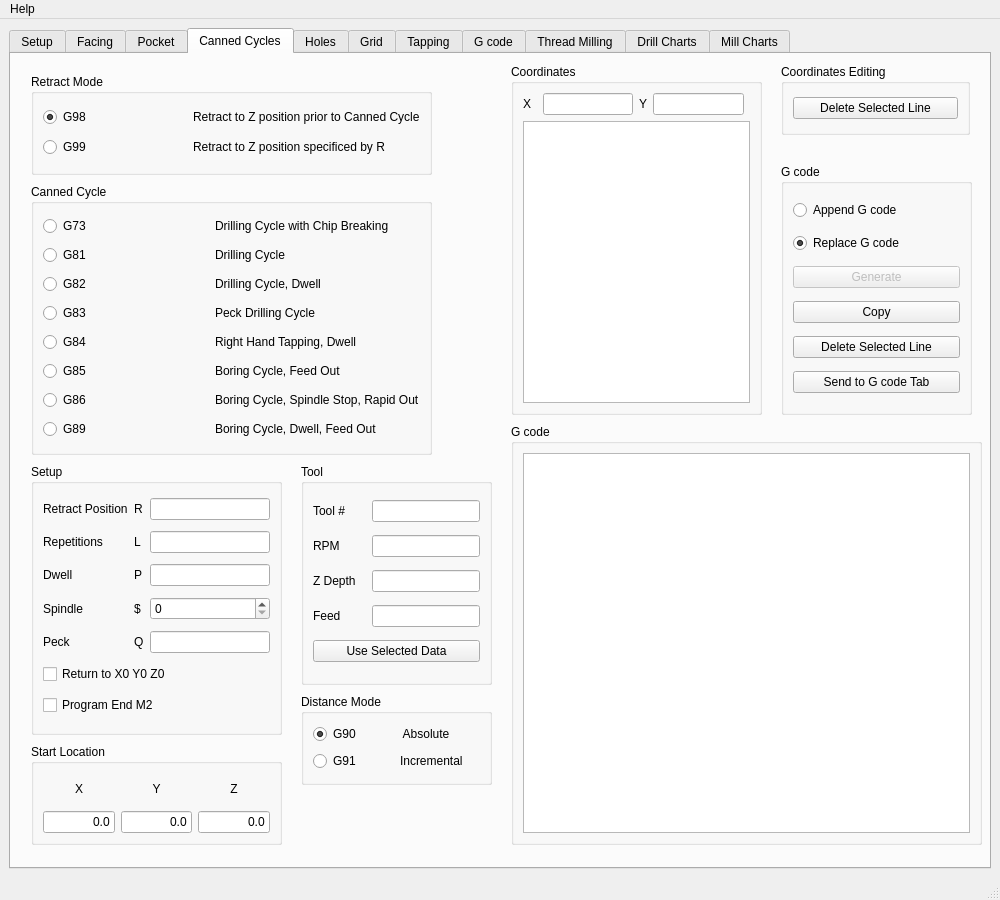
The window that gcode/src/gcode.ui (jethornton/gcode) describes before a commit, drawn with Qt 5.
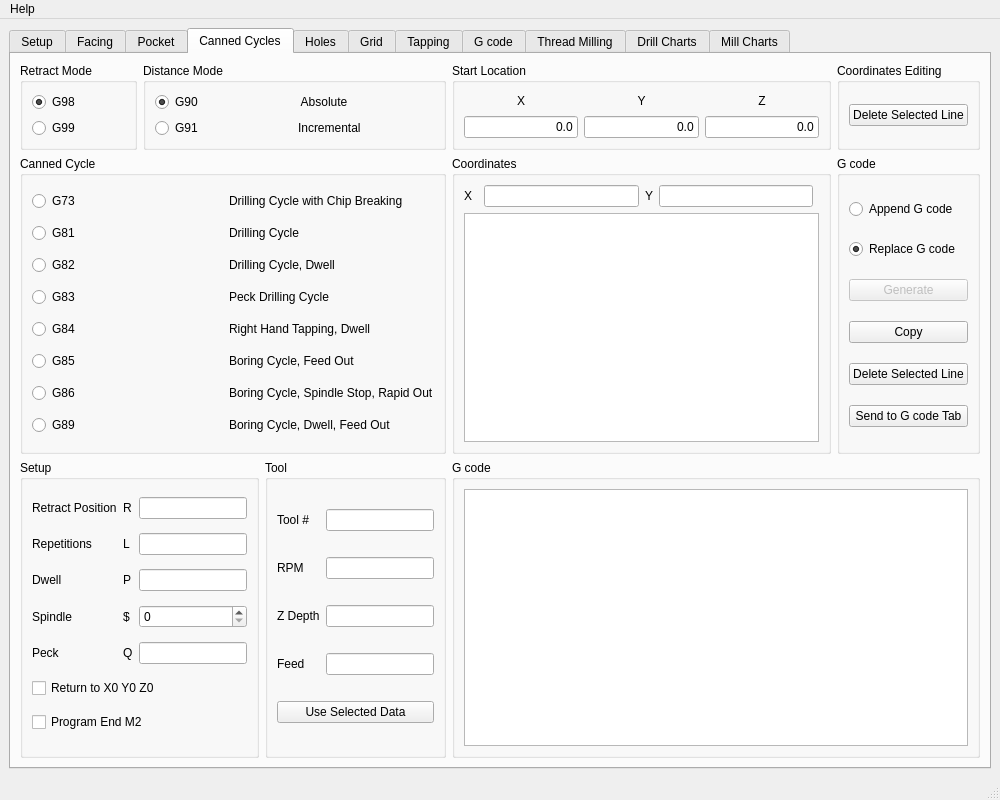
The same window after the commit. The open tabs and pages were chosen to show the change.

Commit message: reduce height

Diff of the .ui file:
```diff
--- a/gcode/src/gcode.ui
+++ b/gcode/src/gcode.ui
@@ -7,7 +7,7 @@
     <x>0</x>
     <y>0</y>
     <width>1000</width>
-    <height>900</height>
+    <height>800</height>
    </rect>
   </property>
   <property name="sizePolicy">
@@ -19,7 +19,7 @@
   <property name="minimumSize">
    <size>
     <width>1000</width>
-    <height>900</height>
+    <height>800</height>
    </size>
   </property>
   <property name="windowTitle">
@@ -927,15 +927,9 @@
        <attribute name="title">
         <string>Canned Cycles</string>
        </attribute>
+       <layout class="QGridLayout" name="gridLayout_43">
+        <item row="0" column="0">
        <widget class="QGroupBox" name="groupBox_22">
-        <property name="geometry">
-         <rect>
-          <x>20</x>
-          <y>20</y>
-          <width>401</width>
-          <height>101</height>
-         </rect>
-        </property>
         <property name="title">
          <string>Retract Mode</string>
         </property>
@@ -955,101 +949,153 @@
          </item>
          <item row="1" column="0">
           <widget class="QRadioButton" name="cannedG99RB">
-           <property name="text">
-            <string>G99</string>
-           </property>
-           <attribute name="buttonGroup">
-            <string notr="true">canRetractBG</string>
-           </attribute>
-          </widget>
-         </item>
-         <item row="0" column="1">
-          <widget class="QLabel" name="label_52">
-           <property name="text">
-            <string>Retract to Z position prior to Canned Cycle</string>
-           </property>
-          </widget>
-         </item>
-         <item row="1" column="1">
-          <widget class="QLabel" name="label_53">
-           <property name="text">
+             <property name="statusTip">
             <string>Retract to Z position specificed by R</string>
            </property>
-          </widget>
-         </item>
-        </layout>
-       </widget>
-       <widget class="QGroupBox" name="groupBox_21">
-        <property name="geometry">
-         <rect>
-          <x>290</x>
-          <y>410</y>
-          <width>191</width>
-          <height>221</height>
-         </rect>
-        </property>
-        <property name="title">
-         <string>Tool</string>
-        </property>
-        <layout class="QGridLayout" name="gridLayout_29">
-         <item row="2" column="1" colspan="2">
-          <widget class="QLineEdit" name="canZdepthLE"/>
-         </item>
-         <item row="3" column="0">
-          <widget class="QLabel" name="label_48">
            <property name="text">
-            <string>Feed</string>
-           </property>
-          </widget>
-         </item>
-         <item row="1" column="1" colspan="2">
-          <widget class="QLineEdit" name="canRpmLE"/>
+              <string>G99</string>
+             </property>
+             <attribute name="buttonGroup">
+              <string notr="true">canRetractBG</string>
+             </attribute>
+            </widget>
+           </item>
+          </layout>
+         </widget>
          </item>
          <item row="0" column="1" colspan="2">
-          <widget class="QLineEdit" name="canToolLE"/>
+         <widget class="QGroupBox" name="groupBox_27">
+          <property name="title">
+           <string>Distance Mode</string>
+          </property>
+          <layout class="QGridLayout" name="gridLayout_35">
+           <item row="1" column="0">
+            <widget class="QRadioButton" name="canG91RB">
+             <property name="text">
+              <string>G91</string>
+             </property>
+             <attribute name="buttonGroup">
+              <string notr="true">canDistanceBG</string>
+             </attribute>
+            </widget>
          </item>
          <item row="0" column="0">
-          <widget class="QLabel" name="label_49">
+            <widget class="QRadioButton" name="canG90RB">
            <property name="text">
-            <string>Tool #</string>
-           </property>
-          </widget>
-         </item>
-         <item row="2" column="0">
-          <widget class="QLabel" name="label_50">
+              <string>G90</string>
+             </property>
+             <property name="checked">
+              <bool>true</bool>
+             </property>
+             <attribute name="buttonGroup">
+              <string notr="true">canDistanceBG</string>
+             </attribute>
+            </widget>
+           </item>
+           <item row="0" column="1">
+            <widget class="QLabel" name="label_76">
            <property name="text">
-            <string>Z Depth</string>
+              <string> Absolute</string>
            </property>
           </widget>
          </item>
+           <item row="1" column="1">
+            <widget class="QLabel" name="label_77">
+             <property name="text">
+              <string>Incremental</string>
+             </property>
+            </widget>
+           </item>
+          </layout>
+         </widget>
+        </item>
+        <item row="0" column="3">
+         <widget class="QGroupBox" name="groupBox_25">
+          <property name="title">
+           <string>Start Location</string>
+          </property>
+          <layout class="QGridLayout" name="gridLayout_33">
+           <item row="0" column="2">
+            <widget class="QLabel" name="label_74">
+             <property name="text">
+              <string>Z</string>
+             </property>
+             <property name="alignment">
+              <set>Qt::AlignCenter</set>
+             </property>
+            </widget>
+           </item>
+           <item row="0" column="1">
+            <widget class="QLabel" name="label_73">
+             <property name="text">
+              <string>Y</string>
+             </property>
+             <property name="alignment">
+              <set>Qt::AlignCenter</set>
+             </property>
+            </widget>
+           </item>
+           <item row="0" column="0">
+            <widget class="QLabel" name="label_60">
+             <property name="text">
+              <string>X</string>
+             </property>
+             <property name="alignment">
+              <set>Qt::AlignCenter</set>
+             </property>
+            </widget>
+           </item>
          <item row="1" column="0">
-          <widget class="QLabel" name="label_51">
+            <widget class="QLineEdit" name="canXstartLE">
            <property name="text">
-            <string>RPM</string>
-           </property>
-          </widget>
-         </item>
-         <item row="3" column="1" colspan="2">
-          <widget class="QLineEdit" name="canFeedLE"/>
-         </item>
-         <item row="4" column="0" colspan="3">
-          <widget class="QPushButton" name="canSelectPB">
+              <string>0.0</string>
+             </property>
+             <property name="alignment">
+              <set>Qt::AlignRight|Qt::AlignTrailing|Qt::AlignVCenter</set>
+             </property>
+            </widget>
+           </item>
+           <item row="1" column="1">
+            <widget class="QLineEdit" name="canYstartLE">
+             <property name="text">
+              <string>0.0</string>
+             </property>
+             <property name="alignment">
+              <set>Qt::AlignRight|Qt::AlignTrailing|Qt::AlignVCenter</set>
+             </property>
+            </widget>
+           </item>
+           <item row="1" column="2">
+            <widget class="QLineEdit" name="canZstartLE">
            <property name="text">
-            <string>Use Selected Data</string>
-           </property>
+              <string>0.0</string>
+             </property>
+             <property name="alignment">
+              <set>Qt::AlignRight|Qt::AlignTrailing|Qt::AlignVCenter</set>
+             </property>
           </widget>
          </item>
         </layout>
        </widget>
+        </item>
+        <item row="0" column="4">
+         <widget class="QGroupBox" name="groupBox_31">
+          <property name="title">
+           <string>Coordinates Editing</string>
+          </property>
+          <layout class="QGridLayout" name="gridLayout_40">
+           <item row="0" column="0">
+            <widget class="QPushButton" name="canCoordRemovePB">
+             <property name="text">
+              <string>Delete Selected Line</string>
+             </property>
+            </widget>
+           </item>
+          </layout>
+         </widget>
+        </item>
+        <item row="1" column="0" colspan="3">
        <widget class="QGroupBox" name="groupBox_23">
-        <property name="geometry">
-         <rect>
-          <x>20</x>
-          <y>130</y>
-          <width>401</width>
-          <height>271</height>
-         </rect>
-        </property>
         <property name="title">
          <string>Canned Cycle</string>
         </property>
@@ -1192,15 +1238,104 @@
          </item>
         </layout>
        </widget>
+        </item>
+        <item row="1" column="3">
+         <widget class="QGroupBox" name="groupBox_26">
+          <property name="title">
+           <string>Coordinates</string>
+          </property>
+          <layout class="QGridLayout" name="gridLayout_34">
+           <item row="1" column="0">
+            <widget class="QLabel" name="label_59">
+             <property name="text">
+              <string>X</string>
+             </property>
+            </widget>
+           </item>
+           <item row="1" column="2">
+            <widget class="QLineEdit" name="canXcoordLE"/>
+           </item>
+           <item row="1" column="4">
+            <widget class="QLineEdit" name="canYcoordLE"/>
+           </item>
+           <item row="1" column="3">
+            <widget class="QLabel" name="label_75">
+             <property name="text">
+              <string>Y</string>
+             </property>
+            </widget>
+           </item>
+           <item row="2" column="0" colspan="6">
+            <widget class="QPlainTextEdit" name="canCoordPTE"/>
+           </item>
+          </layout>
+         </widget>
+        </item>
+        <item row="1" column="4">
+         <widget class="QGroupBox" name="groupBox_29">
+          <property name="title">
+           <string>G code</string>
+          </property>
+          <layout class="QGridLayout" name="gridLayout_37">
+           <item row="5" column="0">
+            <widget class="QPushButton" name="canGeneratePB">
+             <property name="enabled">
+              <bool>false</bool>
+             </property>
+             <property name="text">
+              <string>Generate</string>
+             </property>
+            </widget>
+           </item>
+           <item row="6" column="0">
+            <widget class="QPushButton" name="canCopyPB">
+             <property name="text">
+              <string>Copy</string>
+             </property>
+            </widget>
+           </item>
+           <item row="1" column="0">
+            <widget class="QRadioButton" name="radioButton_9">
+             <property name="text">
+              <string>Replace G code</string>
+             </property>
+             <property name="checked">
+              <bool>true</bool>
+             </property>
+             <attribute name="buttonGroup">
+              <string notr="true">canGenerateBG</string>
+             </attribute>
+            </widget>
+           </item>
+           <item row="0" column="0">
+            <widget class="QRadioButton" name="radioButton_8">
+             <property name="text">
+              <string>Append G code</string>
+             </property>
+             <attribute name="buttonGroup">
+              <string notr="true">canGenerateBG</string>
+             </attribute>
+            </widget>
+           </item>
+           <item row="8" column="0">
+            <widget class="QPushButton" name="canSendPB">
+             <property name="text">
+              <string>Send to G code Tab</string>
+             </property>
+            </widget>
+           </item>
+           <item row="7" column="0">
+            <widget class="QPushButton" name="canGcodeRemovePB">
+             <property name="text">
+              <string>Delete Selected Line</string>
+             </property>
+            </widget>
+           </item>
+          </layout>
+         </widget>
+        </item>
+        <item row="2" column="0" colspan="2">
        <widget class="QGroupBox" name="groupBox_24">
-        <property name="geometry">
-         <rect>
-          <x>20</x>
-          <y>410</y>
-          <width>251</width>
-          <height>271</height>
-         </rect>
-        </property>
         <property name="title">
          <string>Setup</string>
         </property>
@@ -1344,180 +1479,65 @@
          </item>
         </layout>
        </widget>
-       <widget class="QGroupBox" name="groupBox_25">
-        <property name="geometry">
-         <rect>
-          <x>20</x>
-          <y>690</y>
-          <width>251</width>
-          <height>101</height>
-         </rect>
-        </property>
+        </item>
+        <item row="2" column="2">
+         <widget class="QGroupBox" name="groupBox_21">
         <property name="title">
-         <string>Start Location</string>
-        </property>
-        <layout class="QGridLayout" name="gridLayout_33">
-         <item row="0" column="2">
-          <widget class="QLabel" name="label_74">
-           <property name="text">
-            <string>Z</string>
-           </property>
-           <property name="alignment">
-            <set>Qt::AlignCenter</set>
-           </property>
-          </widget>
-         </item>
-         <item row="0" column="1">
-          <widget class="QLabel" name="label_73">
+           <string>Tool</string>
+          </property>
+          <layout class="QGridLayout" name="gridLayout_29">
+           <item row="2" column="1" colspan="2">
+            <widget class="QLineEdit" name="canZdepthLE"/>
+           </item>
+           <item row="3" column="0">
+            <widget class="QLabel" name="label_48">
            <property name="text">
-            <string>Y</string>
-           </property>
-           <property name="alignment">
-            <set>Qt::AlignCenter</set>
-           </property>
-          </widget>
-         </item>
-         <item row="0" column="0">
-          <widget class="QLabel" name="label_60">
-           <property name="text">
-            <string>X</string>
-           </property>
-           <property name="alignment">
-            <set>Qt::AlignCenter</set>
-           </property>
-          </widget>
-         </item>
-         <item row="1" column="0">
-          <widget class="QLineEdit" name="canXstartLE">
-           <property name="text">
-            <string>0.0</string>
-           </property>
-           <property name="alignment">
-            <set>Qt::AlignRight|Qt::AlignTrailing|Qt::AlignVCenter</set>
-           </property>
-          </widget>
-         </item>
-         <item row="1" column="1">
-          <widget class="QLineEdit" name="canYstartLE">
+              <string>Feed</string>
+             </property>
+            </widget>
+           </item>
+           <item row="1" column="1" colspan="2">
+            <widget class="QLineEdit" name="canRpmLE"/>
+           </item>
+           <item row="0" column="1" colspan="2">
+            <widget class="QLineEdit" name="canToolLE"/>
+           </item>
+           <item row="0" column="0">
+            <widget class="QLabel" name="label_49">
            <property name="text">
-            <string>0.0</string>
-           </property>
-           <property name="alignment">
-            <set>Qt::AlignRight|Qt::AlignTrailing|Qt::AlignVCenter</set>
-           </property>
-          </widget>
-         </item>
-         <item row="1" column="2">
-          <widget class="QLineEdit" name="canZstartLE">
+              <string>Tool #</string>
+             </property>
+            </widget>
+           </item>
+           <item row="2" column="0">
+            <widget class="QLabel" name="label_50">
            <property name="text">
-            <string>0.0</string>
-           </property>
-           <property name="alignment">
-            <set>Qt::AlignRight|Qt::AlignTrailing|Qt::AlignVCenter</set>
-           </property>
-          </widget>
-         </item>
-        </layout>
-       </widget>
-       <widget class="QGroupBox" name="groupBox_26">
-        <property name="geometry">
-         <rect>
-          <x>500</x>
-          <y>10</y>
-          <width>251</width>
-          <height>351</height>
-         </rect>
-        </property>
-        <property name="title">
-         <string>Coordinates</string>
-        </property>
-        <layout class="QGridLayout" name="gridLayout_34">
+              <string>Z Depth</string>
+             </property>
+            </widget>
+           </item>
          <item row="1" column="0">
-          <widget class="QLabel" name="label_59">
+            <widget class="QLabel" name="label_51">
            <property name="text">
-            <string>X</string>
+              <string>RPM</string>
            </property>
           </widget>
          </item>
-         <item row="1" column="2">
-          <widget class="QLineEdit" name="canXcoordLE"/>
-         </item>
-         <item row="1" column="4">
-          <widget class="QLineEdit" name="canYcoordLE"/>
-         </item>
-         <item row="1" column="3">
-          <widget class="QLabel" name="label_75">
+           <item row="3" column="1" colspan="2">
+            <widget class="QLineEdit" name="canFeedLE"/>
+           </item>
+           <item row="4" column="0" colspan="3">
+            <widget class="QPushButton" name="canSelectPB">
            <property name="text">
-            <string>Y</string>
+              <string>Use Selected Data</string>
            </property>
           </widget>
          </item>
-         <item row="2" column="0" colspan="6">
-          <widget class="QPlainTextEdit" name="canCoordPTE"/>
-         </item>
-        </layout>
-       </widget>
-       <widget class="QGroupBox" name="groupBox_27">
-        <property name="geometry">
-         <rect>
-          <x>290</x>
-          <y>640</y>
-          <width>191</width>
-          <height>91</height>
-         </rect>
-        </property>
-        <property name="title">
-         <string>Distance Mode</string>
-        </property>
-        <layout class="QGridLayout" name="gridLayout_35">
-         <item row="1" column="0">
-          <widget class="QRadioButton" name="canG91RB">
-           <property name="text">
-            <string>G91</string>
-           </property>
-           <attribute name="buttonGroup">
-            <string notr="true">canDistanceBG</string>
-           </attribute>
-          </widget>
-         </item>
-         <item row="0" column="0">
-          <widget class="QRadioButton" name="canG90RB">
-           <property name="text">
-            <string>G90</string>
-           </property>
-           <property name="checked">
-            <bool>true</bool>
-           </property>
-           <attribute name="buttonGroup">
-            <string notr="true">canDistanceBG</string>
-           </attribute>
-          </widget>
-         </item>
-         <item row="0" column="1">
-          <widget class="QLabel" name="label_76">
-           <property name="text">
-            <string> Absolute</string>
-           </property>
-          </widget>
-         </item>
-         <item row="1" column="1">
-          <widget class="QLabel" name="label_77">
-           <property name="text">
-            <string>Incremental</string>
-           </property>
-          </widget>
-         </item>
-        </layout>
-       </widget>
+          </layout>
+         </widget>
+        </item>
+        <item row="2" column="3" colspan="2">
        <widget class="QGroupBox" name="groupBox_28">
-        <property name="geometry">
-         <rect>
-          <x>500</x>
-          <y>370</y>
-          <width>471</width>
-          <height>421</height>
-         </rect>
-        </property>
         <property name="title">
          <string>G code</string>
         </property>
@@ -1527,97 +1547,8 @@
          </item>
         </layout>
        </widget>
-       <widget class="QGroupBox" name="groupBox_29">
-        <property name="geometry">
-         <rect>
-          <x>770</x>
-          <y>110</y>
-          <width>191</width>
-          <height>251</height>
-         </rect>
-        </property>
-        <property name="title">
-         <string>G code</string>
-        </property>
-        <layout class="QGridLayout" name="gridLayout_37">
-         <item row="5" column="0">
-          <widget class="QPushButton" name="canGeneratePB">
-           <property name="enabled">
-            <bool>false</bool>
-           </property>
-           <property name="text">
-            <string>Generate</string>
-           </property>
-          </widget>
-         </item>
-         <item row="6" column="0">
-          <widget class="QPushButton" name="canCopyPB">
-           <property name="text">
-            <string>Copy</string>
-           </property>
-          </widget>
-         </item>
-         <item row="1" column="0">
-          <widget class="QRadioButton" name="radioButton_9">
-           <property name="text">
-            <string>Replace G code</string>
-           </property>
-           <property name="checked">
-            <bool>true</bool>
-           </property>
-           <attribute name="buttonGroup">
-            <string notr="true">canGenerateBG</string>
-           </attribute>
-          </widget>
-         </item>
-         <item row="0" column="0">
-          <widget class="QRadioButton" name="radioButton_8">
-           <property name="text">
-            <string>Append G code</string>
-           </property>
-           <attribute name="buttonGroup">
-            <string notr="true">canGenerateBG</string>
-           </attribute>
-          </widget>
-         </item>
-         <item row="8" column="0">
-          <widget class="QPushButton" name="canSendPB">
-           <property name="text">
-            <string>Send to G code Tab</string>
-           </property>
-          </widget>
-         </item>
-         <item row="7" column="0">
-          <widget class="QPushButton" name="canGcodeRemovePB">
-           <property name="text">
-            <string>Delete Selected Line</string>
-           </property>
-          </widget>
-         </item>
-        </layout>
-       </widget>
-       <widget class="QGroupBox" name="groupBox_31">
-        <property name="geometry">
-         <rect>
-          <x>770</x>
-          <y>10</y>
-          <width>189</width>
-          <height>71</height>
-         </rect>
-        </property>
-        <property name="title">
-         <string>Coordinates Editing</string>
-        </property>
-        <layout class="QGridLayout" name="gridLayout_40">
-         <item row="0" column="0">
-          <widget class="QPushButton" name="canCoordRemovePB">
-           <property name="text">
-            <string>Delete Selected Line</string>
-           </property>
-          </widget>
-         </item>
-        </layout>
-       </widget>
+        </item>
+       </layout>
       </widget>
       <widget class="QWidget" name="tab_4">
        <attribute name="title">
```
Left out of the diff: 312 changed lines with no effect on the pictures. Lines whose indentation alone changed are shown as unchanged. The commit also changes 1 other file.
